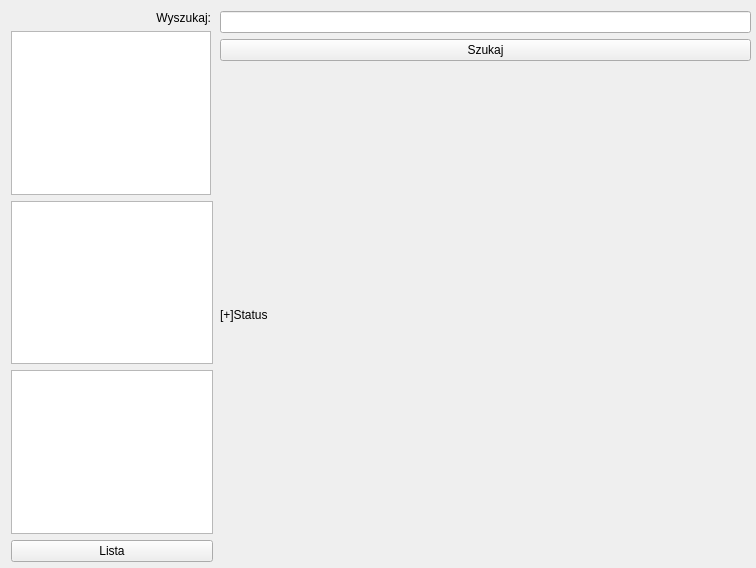
Above: Szukajka/szukajka.ui from Librianin/Poszukiwacz before the change. Below: the same form after it.
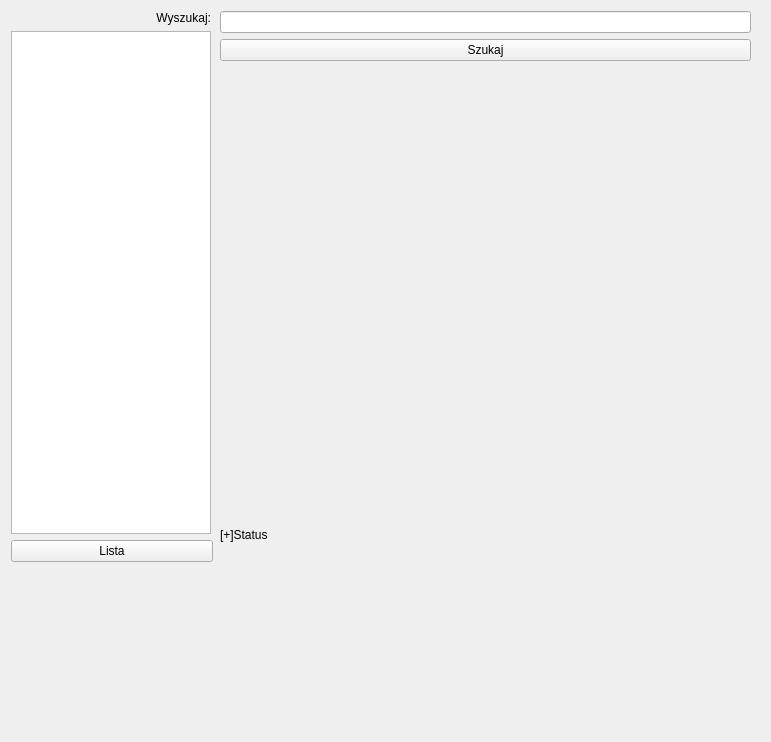
That is the form after the change. Icons and pictures are not drawn.

```diff
--- a/Szukajka/szukajka.ui
+++ b/Szukajka/szukajka.ui
@@ -6,8 +6,8 @@
    <rect>
     <x>0</x>
     <y>0</y>
-    <width>756</width>
-    <height>568</height>
+    <width>771</width>
+    <height>742</height>
    </rect>
   </property>
   <property name="mouseTracking">
@@ -23,7 +23,7 @@
       <x>220</x>
       <y>11</y>
       <width>531</width>
-      <height>551</height>
+      <height>678</height>
      </rect>
     </property>
     <layout class="QVBoxLayout" name="verticalLayout_2">
@@ -37,6 +37,16 @@
        </property>
       </widget>
      </item>
+     <item>
+      <widget class="QLabel" name="label_2">
+       <property name="text">
+        <string/>
+       </property>
+       <property name="pixmap">
+        <pixmap>../mapka.png</pixmap>
+       </property>
+      </widget>
+     </item>
      <item>
       <widget class="QLabel" name="label">
        <property name="enabled">
@@ -98,14 +108,13 @@
        <attribute name="headerHighlightSections">
         <bool>false</bool>
        </attribute>
+       <column>
+        <property name="text">
+         <string notr="true">1</string>
+        </property>
+       </column>
       </widget>
      </item>
-     <item>
-      <widget class="QTreeView" name="treeView"/>
-     </item>
-     <item>
-      <widget class="QListView" name="cos"/>
-     </item>
      <item>
       <widget class="QPushButton" name="pushButton">
        <property name="text">
```
